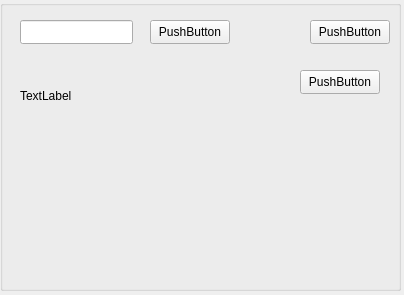
Qt form client/Forms/GroupEditor/groupeditor.ui (sofinvalery/LMS) before a commit.
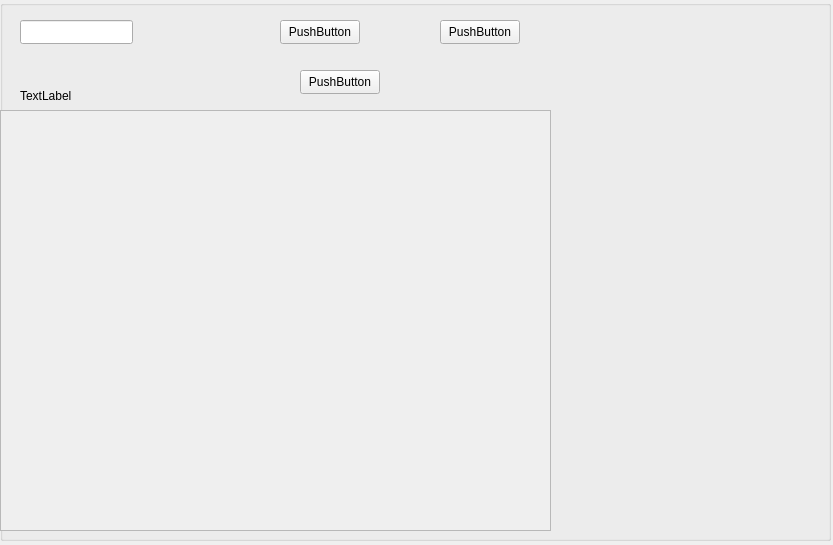
The same form after that commit.

Diff of the .ui file:
```diff
--- a/client/Forms/GroupEditor/groupeditor.ui
+++ b/client/Forms/GroupEditor/groupeditor.ui
@@ -6,8 +6,8 @@
    <rect>
     <x>0</x>
     <y>0</y>
-    <width>404</width>
-    <height>295</height>
+    <width>833</width>
+    <height>545</height>
    </rect>
   </property>
   <property name="windowTitle">
@@ -18,8 +18,8 @@
     <rect>
      <x>0</x>
      <y>0</y>
-     <width>401</width>
-     <height>291</height>
+     <width>831</width>
+     <height>541</height>
     </rect>
    </property>
    <property name="title">
@@ -38,7 +38,7 @@
    <widget class="QPushButton" name="showGroupButton">
     <property name="geometry">
      <rect>
-      <x>150</x>
+      <x>280</x>
       <y>20</y>
       <width>80</width>
       <height>24</height>
@@ -64,7 +64,7 @@
    <widget class="QPushButton" name="createButton">
     <property name="geometry">
      <rect>
-      <x>310</x>
+      <x>440</x>
       <y>20</y>
       <width>80</width>
       <height>24</height>
@@ -87,6 +87,29 @@
      <string>PushButton</string>
     </property>
    </widget>
+   <widget class="QScrollArea" name="scrollArea">
+    <property name="geometry">
+     <rect>
+      <x>0</x>
+      <y>110</y>
+      <width>551</width>
+      <height>421</height>
+     </rect>
+    </property>
+    <property name="widgetResizable">
+     <bool>true</bool>
+    </property>
+    <widget class="QWidget" name="scrollAreaWidgetContents">
+     <property name="geometry">
+      <rect>
+       <x>0</x>
+       <y>0</y>
+       <width>549</width>
+       <height>419</height>
+      </rect>
+     </property>
+    </widget>
+   </widget>
   </widget>
  </widget>
  <resources/>
```
